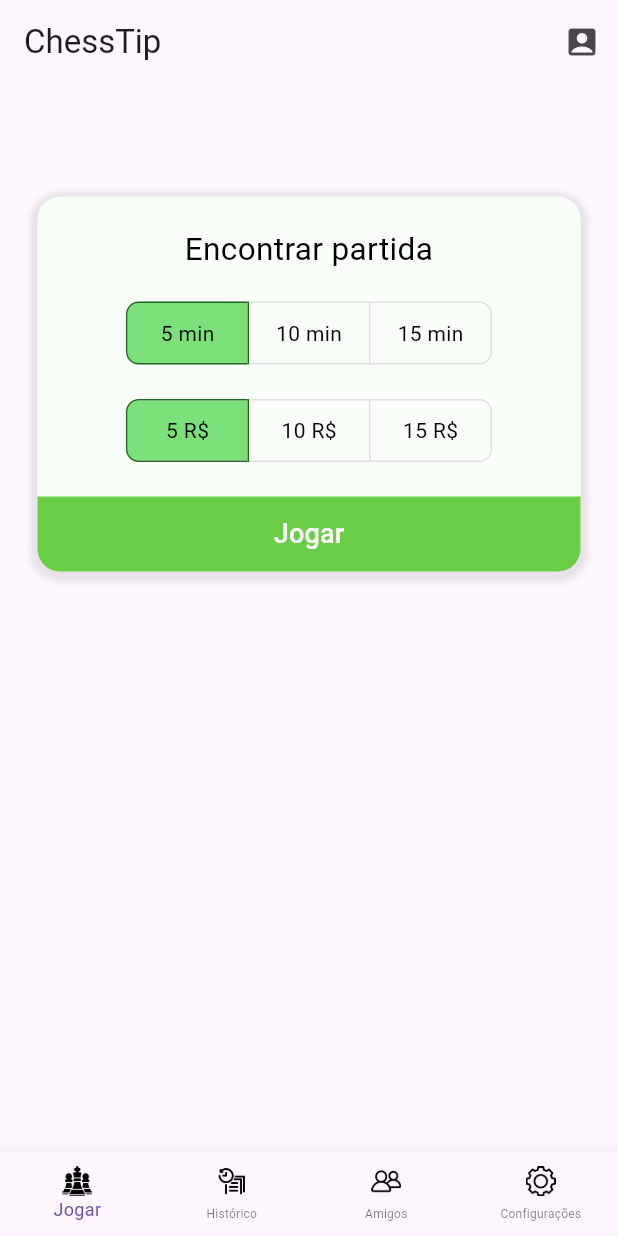
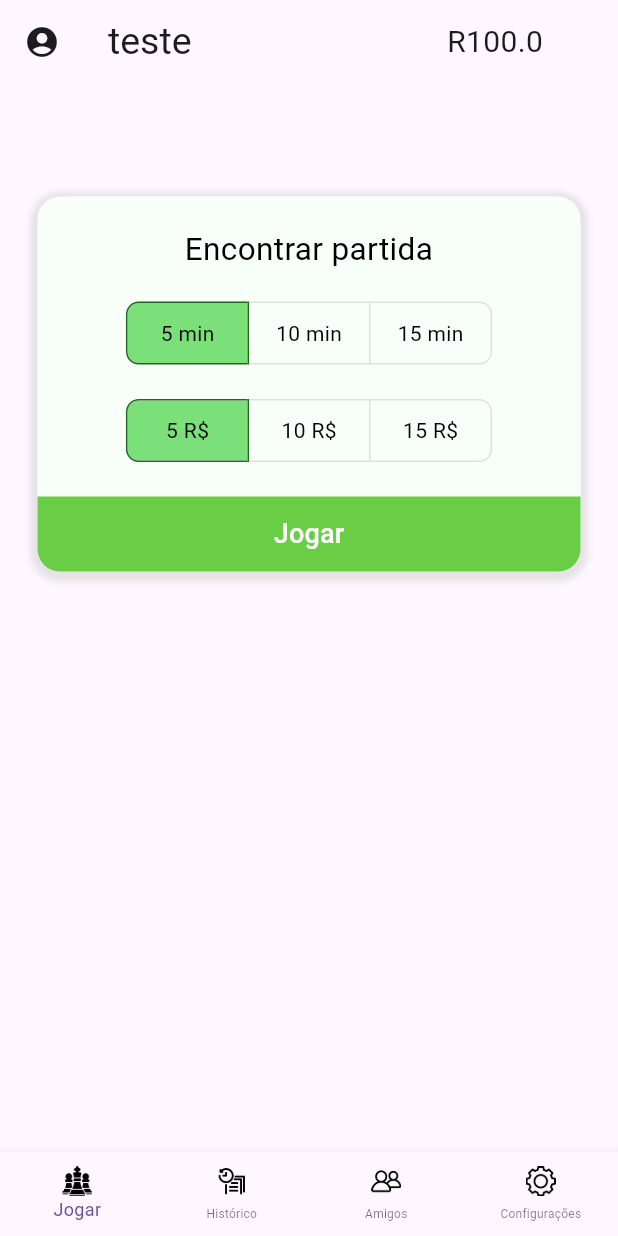
Before and after one commit to BrenoSLima/chesstip, a Flutter app: the screen it shows after launch, on a phone screen of 412 x 824 dp. Run offline on Flutter 3.47's test engine with Material 3 defaults, Android fonts, the phone set to English and light mode, and no system bars; Roboto replaces fonts that are missing (Gothic A1).

Commit message:
App bar correção

```diff
--- a/lib/components/navigation_bar.dart
+++ b/lib/components/navigation_bar.dart
@@ -1,9 +1,8 @@
-import 'package:chesstip/components/app_bar.dart';
+import 'package:chesstip/models/user.dart';
 import 'package:chesstip/screens/friends_screen.dart';
 import 'package:chesstip/screens/history_screen.dart';
 import 'package:chesstip/screens/play_screen.dart';
 import 'package:chesstip/screens/settings_screen.dart';
-import 'package:chesstip/components/app_bar.dart';
 import 'package:flutter/material.dart';
 
 class BottomNavigation extends StatefulWidget {
@@ -14,6 +13,8 @@ class BottomNavigation extends StatefulWidget {
 }
 
 class _BottomNavigationState extends State<BottomNavigation> {
+  User pessoa = User("teste", 100.00);
+
   int currentIndex = 0;
   final double iconSize = 20;
   final double selectedFontSize = 12;
@@ -24,15 +25,6 @@ class _BottomNavigationState extends State<BottomNavigation> {
     const FriendsScreen(),
     const SettingsScreen(),
   ];
-
-  appBar() {
-    return AppBar(title: Text("ChessTip"), actions: <Widget>[
-      IconButton(
-        onPressed: () {},
-        icon: const Icon(Icons.account_box),
-      )
-    ]);
-  }
 
   bottomNavigation() {
     return BottomNavigationBar(
@@ -100,4 +92,32 @@ class _BottomNavigationState extends State<BottomNavigation> {
       bottomNavigationBar: bottomNavigation(),
     );
   }
+
+  appBar() {
+    return AppBar(
+      leading: Padding(
+        padding: EdgeInsets.zero,
+        child: IconButton(
+          onPressed: () {},
+          icon: const Icon(Icons.account_circle),
+        ),
+      ),
+      title: Padding(
+        padding: const EdgeInsets.only(right: 1),
+        child: Text(
+          pessoa.nome,
+          style: TextStyle(fontSize: 25),
+        ),
+      ),
+      actions: [
+        Padding(
+          padding: const EdgeInsets.only(right: 50),
+          child: Text(
+            pessoa.consultaSaldo.toString(),
+            style: TextStyle(fontSize: 20),
+          ),
+        )
+      ],
+    );
+  }
 }
--- a/lib/models/user.dart
+++ b/lib/models/user.dart
@@ -0,0 +1,10 @@
+class User {
+  String nome;
+  double saldo;
+
+  User(this.nome, this.saldo);
+
+  String get consultaSaldo {
+    return "R$saldo";
+  }
+}
```
Also changed, not shown: lib/components/app_bar.dart (deleted, +0 -15 lines), 1 other file.
